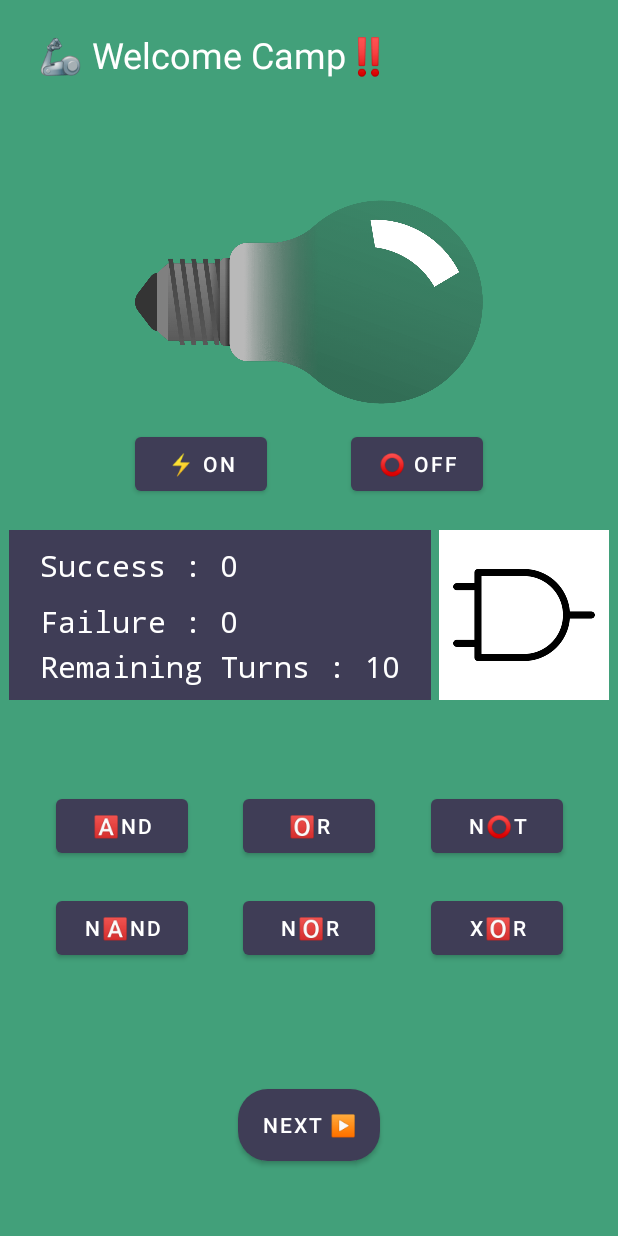
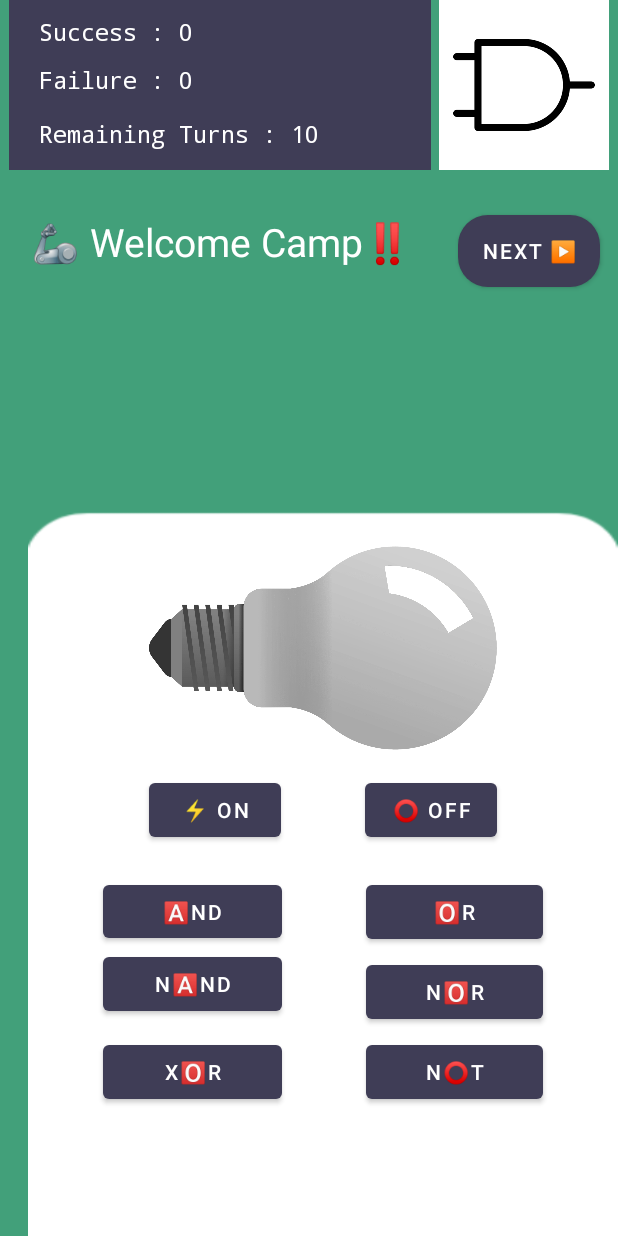
Before and after one commit to Eenyi/LogicGatesApk, an Android app: the Playground screen opened directly, with no data from a screen before it, on a phone screen of 412 x 824 dp. Run offline under Robolectric (Android 15) with nearby library versions, the phone set to English and light mode, and no system bars.

Commit message:
Playgound page ready landscape & portrait

```diff
--- a/app/src/main/java/com/example/logicgates/Playground.java
+++ b/app/src/main/java/com/example/logicgates/Playground.java
@@ -14,7 +14,7 @@ public class Playground extends AppCompatActivity implements View.OnClickListene
     protected void onCreate(Bundle savedInstanceState) {
         super.onCreate(savedInstanceState);
         setContentView(R.layout.activity_playground);
-        playHeading = findViewById(R.id.playheading);
+        playHeading = findViewById(R.id.p_name);
         intent = getIntent();
         playHeading.setText(intent.getStringExtra("username"));
     }
--- /dev/null
+++ b/app/src/main/res/layout-land/activity_playground.xml
@@ -0,0 +1,185 @@
+<?xml version="1.0" encoding="utf-8"?>
+<androidx.constraintlayout.widget.ConstraintLayout xmlns:android="http://schemas.android.com/apk/res/android"
+    xmlns:app="http://schemas.android.com/apk/res-auto"
+    xmlns:tools="http://schemas.android.com/tools"
+    android:layout_width="match_parent"
+    android:layout_height="match_parent"
+    android:background="@color/white"
+    tools:context=".Playground">
+
+    <TextView
+        android:id="@+id/p_welcome"
+        android:layout_width="wrap_content"
+        android:layout_height="wrap_content"
+        android:layout_marginStart="20dp"
+        android:layout_marginTop="10dp"
+        android:text="@string/welcome"
+        android:textColor="@color/tealgreen"
+        android:textSize="20sp"
+        app:layout_constraintStart_toStartOf="parent"
+        app:layout_constraintTop_toTopOf="parent" />
+
+    <TextView
+        android:id="@+id/p_name"
+        android:layout_width="wrap_content"
+        android:layout_height="wrap_content"
+        android:layout_marginTop="5dp"
+        android:fontFamily="sans-serif-medium"
+        android:text="Name"
+        android:textColor="@color/navyblue"
+        android:textSize="34sp"
+        app:layout_constraintStart_toStartOf="@+id/p_welcome"
+        app:layout_constraintTop_toBottomOf="@+id/p_welcome" />
+
+    <TextView
+        android:id="@+id/p_f"
+        android:layout_width="wrap_content"
+        android:layout_height="wrap_content"
+        android:fontFamily="monospace"
+        android:text="@string/failure"
+        android:textColor="@color/tealgreen"
+        android:textSize="16sp"
+        app:layout_constraintEnd_toEndOf="@+id/p_s"
+        app:layout_constraintTop_toBottomOf="@+id/p_s" />
+
+    <TextView
+        android:id="@+id/p_count"
+        android:layout_width="wrap_content"
+        android:layout_height="wrap_content"
+        android:fontFamily="monospace"
+        android:text="@string/count"
+        android:textColor="@color/tealgreen"
+        android:textSize="16sp"
+        app:layout_constraintEnd_toEndOf="@+id/p_f"
+        app:layout_constraintTop_toBottomOf="@+id/p_f" />
+
+    <TextView
+        android:id="@+id/p_s"
+        android:layout_width="wrap_content"
+        android:layout_height="wrap_content"
+        android:layout_marginTop="10dp"
+        android:layout_marginEnd="10dp"
+        android:fontFamily="monospace"
+        android:text="@string/success"
+        android:textColor="@color/tealgreen"
+        android:textSize="16sp"
+        app:layout_constraintEnd_toEndOf="parent"
+        app:layout_constraintTop_toTopOf="parent" />
+
+    <ImageView
+        android:id="@+id/p_bulb"
+        android:layout_width="186dp"
+        android:layout_height="171dp"
+        android:layout_marginStart="40dp"
+        android:layout_marginTop="5dp"
+        android:contentDescription="@string/app_name"
+        android:rotation="-90"
+        app:layout_constraintStart_toStartOf="@+id/p_name"
+        app:layout_constraintTop_toBottomOf="@+id/p_name"
+        app:srcCompat="@drawable/off"
+        tools:ignore="ImageContrastCheck" />
+
+    <Button
+        android:id="@+id/p_ter2"
+        android:layout_width="wrap_content"
+        android:layout_height="wrap_content"
+        android:text="@string/ter2"
+        app:layout_constraintEnd_toEndOf="@+id/p_bulb"
+        app:layout_constraintTop_toTopOf="@+id/p_ter1" />
+
+    <Button
+        android:id="@+id/p_ter1"
+        android:layout_width="wrap_content"
+        android:layout_height="wrap_content"
+        android:layout_marginTop="10dp"
+        android:text="@string/ter1"
+        app:layout_constraintStart_toStartOf="@+id/p_bulb"
+        app:layout_constraintTop_toBottomOf="@+id/p_bulb" />
+
+    <ImageView
+        android:id="@+id/p_img"
+        android:layout_width="267dp"
+        android:layout_height="216dp"
+        android:contentDescription="@string/app_name"
+        app:layout_constraintEnd_toStartOf="@+id/p_and"
+        app:layout_constraintStart_toEndOf="@+id/p_bulb"
+        app:layout_constraintTop_toTopOf="@+id/p_bulb"
+        app:srcCompat="@drawable/and" />
+
+    <TextView
+        android:id="@+id/p_result"
+        android:layout_width="wrap_content"
+        android:layout_height="wrap_content"
+        android:text="Result"
+        app:layout_constraintEnd_toEndOf="@+id/p_img"
+        app:layout_constraintStart_toStartOf="@+id/p_img"
+        app:layout_constraintTop_toBottomOf="@+id/p_img" />
+
+    <Button
+        android:id="@+id/p_and"
+        android:layout_width="88dp"
+        android:layout_height="47dp"
+        android:layout_marginBottom="10dp"
+        android:text="@string/and"
+        app:layout_constraintBottom_toTopOf="@+id/p_nor"
+        app:layout_constraintStart_toStartOf="@+id/p_nand"
+        tools:ignore="TouchTargetSizeCheck" />
+
+    <Button
+        android:id="@+id/p_nand"
+        android:layout_width="88dp"
+        android:layout_height="47dp"
+        android:layout_marginEnd="30dp"
+        android:layout_marginBottom="10dp"
+        android:text="@string/nand"
+        app:layout_constraintBottom_toTopOf="@+id/p_and"
+        app:layout_constraintEnd_toStartOf="@+id/p_or" />
+
+    <Button
+        android:id="@+id/p_or"
+        android:layout_width="88dp"
+        android:layout_height="47dp"
+        android:layout_marginEnd="20dp"
+        android:layout_marginBottom="10dp"
+        android:text="@string/or"
+        app:layout_constraintBottom_toTopOf="@+id/p_and"
+        app:layout_constraintEnd_toEndOf="parent" />
+
+    <Button
+        android:id="@+id/p_nor"
+        android:layout_width="88dp"
+        android:layout_height="47dp"
+        android:layout_marginBottom="10dp"
+        android:text="@string/nor"
+        app:layout_constraintBottom_toTopOf="@+id/p_next"
+        app:layout_constraintStart_toStartOf="@+id/p_and"
+        tools:ignore="TouchTargetSizeCheck" />
+
+    <Button
+        android:id="@+id/p_not"
+        android:layout_width="88dp"
+        android:layout_height="wrap_content"
+        android:text="@string/not"
+        app:layout_constraintBottom_toBottomOf="@+id/p_nor"
+        app:layout_constraintEnd_toEndOf="@+id/p_xor" />
+
+    <Button
+        android:id="@+id/p_next"
+        android:layout_width="0dp"
+        android:layout_height="wrap_content"
+        android:layout_marginBottom="10dp"
+        android:background="@drawable/color_orange"
+        android:text="@string/next"
+        app:layout_constraintBottom_toBottomOf="parent"
+        app:layout_constraintEnd_toEndOf="@+id/p_not"
+        app:layout_constraintStart_toStartOf="@+id/p_nor" />
+
+    <Button
+        android:id="@+id/p_xor"
+        android:layout_width="wrap_content"
+        android:layout_height="wrap_content"
+        android:text="@string/xor"
+        app:layout_constraintBottom_toBottomOf="@+id/p_and"
+        app:layout_constraintEnd_toEndOf="@+id/p_or" />
+
+</androidx.constraintlayout.widget.ConstraintLayout>
--- a/app/src/main/res/layout/activity_home.xml
+++ b/app/src/main/res/layout/activity_home.xml
@@ -81,22 +81,22 @@
         android:id="@+id/lggithub"
         android:layout_width="41dp"
         android:layout_height="37dp"
-        android:layout_marginTop="30dp"
+        android:layout_marginBottom="5dp"
         android:background="@drawable/ic_baseline_code_24"
         android:text="@string/empty"
+        app:layout_constraintBottom_toTopOf="@+id/gittitle"
         app:layout_constraintEnd_toEndOf="@+id/button3"
         app:layout_constraintStart_toStartOf="@+id/button3"
-        app:layout_constraintTop_toBottomOf="@+id/button3"
         tools:ignore="SpeakableTextPresentCheck,TouchTargetSizeCheck" />
 
     <TextView
         android:id="@+id/gittitle"
         android:layout_width="wrap_content"
         android:layout_height="wrap_content"
-        android:layout_marginTop="5dp"
+        android:layout_marginBottom="30dp"
         android:text="Git Hub Repository"
+        app:layout_constraintBottom_toBottomOf="parent"
         app:layout_constraintEnd_toEndOf="@+id/lggithub"
-        app:layout_constraintStart_toStartOf="@+id/lggithub"
-        app:layout_constraintTop_toBottomOf="@+id/lggithub" />
+        app:layout_constraintStart_toStartOf="@+id/lggithub" />
 
 </androidx.constraintlayout.widget.ConstraintLayout>
--- a/app/src/main/res/layout/activity_playground.xml
+++ b/app/src/main/res/layout/activity_playground.xml
@@ -8,186 +8,210 @@
     tools:context=".Playground">
 
     <Button
-        android:id="@+id/button7"
+        android:id="@+id/p_next"
         android:layout_width="wrap_content"
         android:layout_height="wrap_content"
-        android:layout_marginTop="60dp"
-        android:text="@string/and"
-        app:layout_constraintEnd_toStartOf="@+id/button8"
-        app:layout_constraintHorizontal_bias="0.5"
+        android:layout_marginTop="30dp"
+        android:background="@drawable/color_orange"
+        android:text="@string/next"
+        app:layout_constraintEnd_toEndOf="parent"
+        app:layout_constraintStart_toStartOf="@+id/p_img"
+        app:layout_constraintTop_toBottomOf="@+id/p_img" />
+
+    <TextView
+        android:id="@+id/p_welcome"
+        android:layout_width="wrap_content"
+        android:layout_height="wrap_content"
+        android:layout_marginStart="20dp"
+        android:layout_marginTop="30dp"
+        android:layout_marginEnd="30dp"
+        android:text="@string/welcome"
+        android:textColor="@color/white"
+        android:textSize="26sp"
+        app:layout_constraintEnd_toStartOf="@+id/p_next"
         app:layout_constraintStart_toStartOf="parent"
         app:layout_constraintTop_toBottomOf="@+id/constraintLayout" />
 
-    <Button
-        android:id="@+id/button8"
-        android:layout_width="wrap_content"
-        android:layout_height="wrap_content"
-        android:text="@string/or"
-        app:layout_constraintEnd_toStartOf="@+id/button9"
-        app:layout_constraintHorizontal_bias="0.5"
-        app:layout_constraintStart_toEndOf="@+id/button7"
-        app:layout_constraintTop_toTopOf="@+id/button7" />
-
-    <Button
-        android:id="@+id/button9"
-        android:layout_width="wrap_content"
-        android:layout_height="wrap_content"
-        android:text="@string/not"
-        app:layout_constraintEnd_toEndOf="parent"
-        app:layout_constraintHorizontal_bias="0.5"
-        app:layout_constraintStart_toEndOf="@+id/button8"
-        app:layout_constraintTop_toTopOf="@+id/button8" />
-
     <TextView
-        android:id="@+id/welcome"
-        android:layout_width="wrap_content"
-        android:layout_height="wrap_content"
-        android:layout_marginStart="25dp"
-        android:layout_marginTop="20dp"
-        android:text="@string/welcome"
-        android:textColor="@color/white"
-        android:textSize="24sp"
-        app:layout_constraintStart_toStartOf="parent"
-        app:layout_constraintTop_toTopOf="parent" />
-
-    <TextView
-        android:id="@+id/playheading"
-        android:layout_width="wrap_content"
-        android:layout_height="wrap_content"
-        android:fontFamily="sans-serif-medium"
-        android:textColor="@color/navyblue"
-        android:textSize="48sp"
-        app:layout_constraintStart_toStartOf="@+id/welcome"
-        app:layout_constraintTop_toBottomOf="@+id/welcome" />
-
-    <ImageView
-        android:id="@+id/imageView"
-        android:layout_width="232dp"
-        android:layout_height="148dp"
-        android:layout_marginTop="10dp"
-        app:layout_constraintEnd_toEndOf="parent"
-        app:layout_constraintStart_toStartOf="parent"
-        app:layout_constraintTop_toBottomOf="@+id/playheading"
-        app:srcCompat="@drawable/off" />
-
-    <Button
-        android:id="@+id/button"
-        android:layout_width="wrap_content"
-        android:layout_height="wrap_content"
-        android:text="@string/ter1"
-        app:layout_constraintStart_toStartOf="@+id/imageView"
-        app:layout_constraintTop_toTopOf="@+id/button2" />
-
-    <Button
-        android:id="@+id/button2"
+        android:id="@+id/p_name"
         android:layout_width="wrap_content"
         android:layout_height="wrap_content"
         android:layout_marginTop="10dp"
-        android:text="@string/ter2"
-        app:layout_constraintEnd_toEndOf="@+id/imageView"
-        app:layout_constraintTop_toBottomOf="@+id/imageView" />
-
-    <ImageView
-        android:id="@+id/imageView2"
-        android:layout_width="113dp"
-        android:layout_height="113dp"
-        android:layout_marginTop="20dp"
-        android:background="@drawable/color_white"
-        app:layout_constraintEnd_toEndOf="parent"
-        app:layout_constraintStart_toEndOf="@+id/constraintLayout"
-        app:layout_constraintTop_toBottomOf="@+id/button2"
-        app:srcCompat="@drawable/and" />
+        android:fontFamily="sans-serif-medium"
+        android:textColor="@color/navyblue"
+        android:textSize="54sp"
+        app:layout_constraintStart_toStartOf="@+id/p_welcome"
+        app:layout_constraintTop_toBottomOf="@+id/p_welcome" />
 
     <androidx.constraintlayout.widget.ConstraintLayout
         android:id="@+id/constraintLayout"
         android:layout_width="281dp"
         android:layout_height="113dp"
-        android:layout_marginTop="20dp"
         android:background="@color/navyblue"
-        app:layout_constraintEnd_toStartOf="@+id/imageView2"
+        app:layout_constraintEnd_toStartOf="@+id/p_img"
         app:layout_constraintStart_toStartOf="parent"
-        app:layout_constraintTop_toBottomOf="@+id/button">
+        app:layout_constraintTop_toTopOf="parent">
 
         <TextView
-            android:id="@+id/textView3"
+            android:id="@+id/p_s"
             android:layout_width="wrap_content"
             android:layout_height="wrap_content"
             android:layout_marginTop="10dp"
             android:fontFamily="monospace"
-            android:text="Success : 0"
+            android:text="@string/success"
             android:textColor="@color/white"
-            android:textSize="20sp"
-            app:layout_constraintStart_toStartOf="@+id/textView4"
+            android:textSize="16sp"
+            app:layout_constraintStart_toStartOf="@+id/p_f"
             app:layout_constraintTop_toTopOf="parent" />
 
         <TextView
-            android:id="@+id/textView4"
+            android:id="@+id/p_f"
             android:layout_width="wrap_content"
             android:layout_height="wrap_content"
             android:layout_marginTop="10dp"
             android:fontFamily="monospace"
-            android:text="Failure : 0"
+            android:text="@string/failure"
             android:textColor="@color/white"
-            android:textSize="20sp"
-            app:layout_constraintStart_toStartOf="@+id/textView5"
-            app:layout_constraintTop_toBottomOf="@+id/textView3" />
+            android:textSize="16sp"
+            app:layout_constraintStart_toStartOf="@+id/p_count"
+            app:layout_constraintTop_toBottomOf="@+id/p_s" />
 
         <TextView
-            android:id="@+id/textView5"
+            android:id="@+id/p_count"
+            android:layout_width="wrap_content"
+            android:layout_height="wrap_content"
+            android:layout_marginStart="20dp"
+            android:layout_marginTop="10dp"
+            android:layout_marginBottom="10dp"
+            android:fontFamily="monospace"
+            android:text="@string/count"
+            android:textColor="@color/white"
+            android:textSize="16sp"
+            app:layout_constraintBottom_toBottomOf="parent"
+            app:layout_constraintStart_toStartOf="parent"
+            app:layout_constraintTop_toBottomOf="@+id/p_f" />
+
+    </androidx.constraintlayout.widget.ConstraintLayout>
+
+    <ImageView
+        android:id="@+id/p_img"
+        android:layout_width="113dp"
+        android:layout_height="113dp"
+        android:background="@drawable/color_white"
+        android:contentDescription="@string/app_name"
+        app:layout_constraintEnd_toEndOf="parent"
+        app:layout_constraintStart_toEndOf="@+id/constraintLayout"
+        app:layout_constraintTop_toTopOf="parent"
+        app:srcCompat="@drawable/and" />
+
+    <androidx.constraintlayout.widget.ConstraintLayout
+        android:id="@+id/constraintLayout2"
+        android:layout_width="393dp"
+        android:layout_height="486dp"
+        android:background="@drawable/play_bg_white"
+        app:layout_constraintBottom_toBottomOf="parent"
+        app:layout_constraintEnd_toEndOf="parent"
+        app:layout_constraintHorizontal_bias="1.0"
+        app:layout_constraintStart_toStartOf="parent">
+
+        <ImageView
+            android:id="@+id/p_bulb"
+            android:layout_width="232dp"
+            android:layout_height="148dp"
+            android:layout_marginTop="20dp"
+            android:contentDescription="@string/app_name"
+            app:layout_constraintEnd_toEndOf="parent"
+            app:layout_constraintStart_toStartOf="parent"
+            app:layout_constraintTop_toTopOf="parent"
+            app:srcCompat="@drawable/off"
+            tools:ignore="ImageContrastCheck" />
+
+        <Button
+            android:id="@+id/p_ter1"
+            android:layout_width="wrap_content"
+            android:layout_height="wrap_content"
+            android:layout_marginTop="10dp"
+            android:text="@string/ter1"
+            app:layout_constraintStart_toStartOf="@+id/p_bulb"
+            app:layout_constraintTop_toBottomOf="@+id/p_bulb" />
+
+        <Button
+            android:id="@+id/p_ter2"
+            android:layout_width="wrap_content"
+            android:layout_height="wrap_content"
+            android:layout_marginTop="10dp"
+            android:text="@string/ter2"
+            app:layout_constraintEnd_toEndOf="@+id/p_bulb"
+            app:layout_constraintTop_toBottomOf="@+id/p_bulb" />
+
+        <Button
+            android:id="@+id/p_and"
+            android:layout_width="119dp"
+            android:layout_height="47dp"
+            android:layout_marginStart="50dp"
+            android:text="@string/and"
+            app:layout_constraintStart_toStartOf="parent"
+            app:layout_constraintTop_toTopOf="@+id/p_or"
+            tools:ignore="TouchTargetSizeCheck" />
+
+        <Button
+            android:id="@+id/p_not"
+            android:layout_width="0dp"
+            android:layout_height="wrap_content"
+            android:layout_marginTop="5dp"
+            android:text="@string/not"
+            app:layout_constraintEnd_toEndOf="@+id/p_nor"
+            app:layout_constraintStart_toStartOf="@+id/p_nor"
+            app:layout_constraintTop_toBottomOf="@+id/p_nor" />
+
+        <Button
+            android:id="@+id/p_nand"
+            android:layout_width="0dp"
+            android:layout_height="wrap_content"
+            android:text="@string/nand"
+            app:layout_constraintEnd_toEndOf="@+id/p_and"
+            app:layout_constraintStart_toStartOf="@+id/p_and"
+            app:layout_constraintTop_toBottomOf="@+id/p_or" />
+
+        <Button
+            android:id="@+id/p_xor"
+            android:layout_width="0dp"
+            android:layout_height="wrap_content"
+            android:text="@string/xor"
+            app:layout_constraintEnd_toEndOf="@+id/p_nand"
+            app:layout_constraintStart_toStartOf="@+id/p_nand"
+            app:layout_constraintTop_toTopOf="@+id/p_not" />
+
+        <Button
+            android:id="@+id/p_or"
+            android:layout_width="118dp"
+            android:layout_height="48dp"
+            android:layout_marginTop="20dp"
+            android:layout_marginEnd="50dp"
+            android:text="@string/or"
+            app:layout_constraintEnd_toEndOf="parent"
+            app:layout_constraintTop_toBottomOf="@+id/p_ter2" />
+
+        <Button
+            android:id="@+id/p_nor"
+            android:layout_width="0dp"
+            android:layout_height="wrap_content"
+            android:layout_marginTop="5dp"
+            android:text="@string/nor"
+            app:layout_constraintEnd_toEndOf="@+id/p_or"
+            app:layout_constraintStart_toStartOf="@+id/p_or"
+            app:layout_constraintTop_toBottomOf="@+id/p_or" />
+
+        <TextView
+            android:id="@+id/p_result"
             android:layout_width="wrap_content"
             android:layout_height="wrap_content"
             android:layout_marginTop="10dp"
             android:layout_marginBottom="16dp"
-            android:fontFamily="monospace"
-            android:text="Remaining Turns : 10"
-            android:textColor="@color/white"
-            android:textSize="20sp"
             app:layout_constraintBottom_toBottomOf="parent"
             app:layout_constraintEnd_toEndOf="parent"
             app:layout_constraintStart_toStartOf="parent"
-            app:layout_constraintTop_toBottomOf="@+id/textView4" />
+            app:layout_constraintTop_toBottomOf="@+id/p_not" />
     </androidx.constraintlayout.widget.ConstraintLayout>
 
-    <Button
-        android:id="@+id/button5"
-        android:layout_width="wrap_content"
-        android:layout_height="wrap_content"
-        android:text="@string/nor"
-        app:layout_constraintEnd_toStartOf="@+id/button6"
-        app:layout_constraintHorizontal_bias="0.5"
-        app:layout_constraintStart_toEndOf="@+id/button4"
-        app:layout_constraintTop_toTopOf="@+id/button4" />
-
-    <Button
-        android:id="@+id/button4"
-        android:layout_width="wrap_content"
-        android:layout_height="wrap_content"
-        android:layout_marginTop="20dp"
-        android:text="@string/nand"
-        app:layout_constraintEnd_toStartOf="@+id/button5"
-        app:layout_constraintHorizontal_bias="0.5"
-        app:layout_constraintStart_toStartOf="parent"
-        app:layout_constraintTop_toBottomOf="@+id/button7" />
-
-    <Button
-        android:id="@+id/button6"
-        android:layout_width="wrap_content"
-        android:layout_height="wrap_content"
-        android:text="@string/xor"
-        app:layout_constraintEnd_toEndOf="parent"
-        app:layout_constraintHorizontal_bias="0.5"
-        app:layout_constraintStart_toEndOf="@+id/button5"
-        app:layout_constraintTop_toTopOf="@+id/button5" />
-
-    <Button
-        android:id="@+id/button10"
-        android:layout_width="wrap_content"
-        android:layout_height="wrap_content"
-        android:layout_marginBottom="50dp"
-        android:background="@drawable/color_orange"
-        android:text="@string/next"
-        app:layout_constraintBottom_toBottomOf="parent"
-        app:layout_constraintEnd_toEndOf="parent"
-        app:layout_constraintStart_toStartOf="parent" />
-
 </androidx.constraintlayout.widget.ConstraintLayout>
--- a/app/src/main/res/values/strings.xml
+++ b/app/src/main/res/values/strings.xml
@@ -14,4 +14,7 @@
     <string name="xor">X🅾️R</string>
     <string name="not">N⭕T</string>
     <string name="next">NEXT ▶️</string>
+    <string name="success">Success : 0</string>
+    <string name="failure">Failure : 0</string>
+    <string name="count">Remaining Turns : 10</string>
 </resources>
--- a/app/src/main/res/values/themes.xml
+++ b/app/src/main/res/values/themes.xml
@@ -8,7 +8,7 @@
         <!-- Secondary brand color. -->
         <item name="colorSecondary">@color/teal_200</item>
         <item name="colorSecondaryVariant">@color/teal_700</item>
-        <item name="colorOnSecondary">@color/tealgreen</item>
+        <item name="colorOnSecondary">@color/white</item>
         <!-- Status bar color. -->
         <item name="android:statusBarColor">?attr/colorPrimaryVariant</item>
         <item name="android:navigationBarColor">?attr/colorOnSecondary</item>
```
Also changed, not shown: app/src/main/res/drawable-v24/play_bg_white.png (added).
